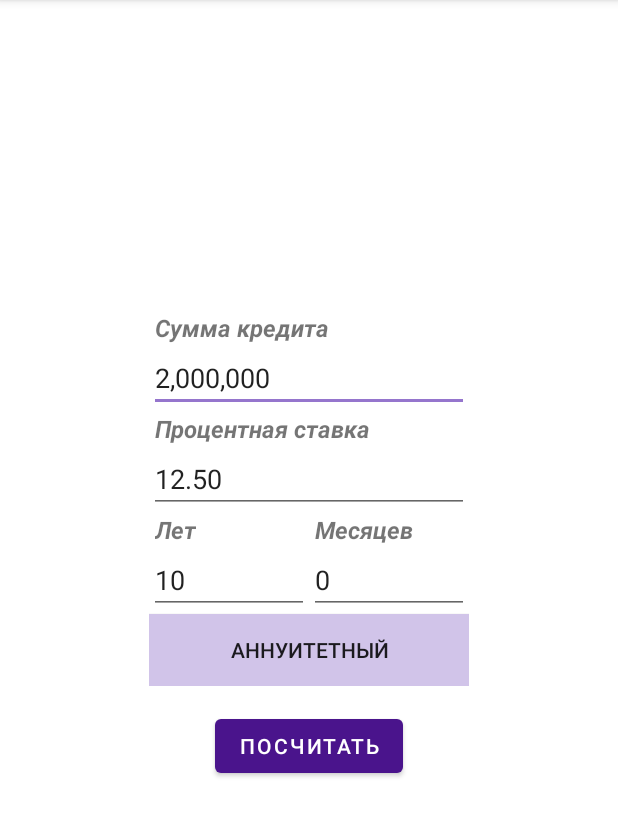
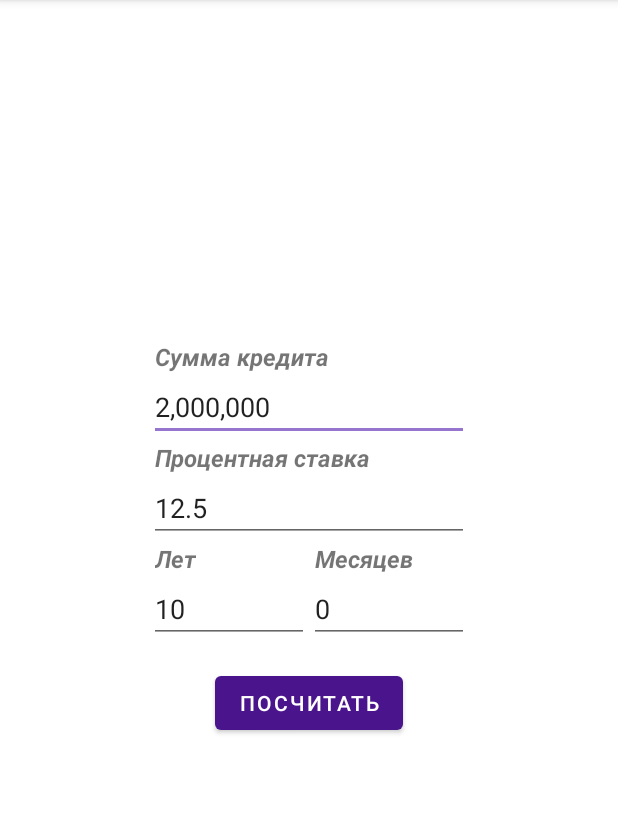
Before and after one commit to Vmbeshenov/Financial-Calculator, an Android app: the CreditActivity screen opened directly, with no data from a screen before it, on a phone screen of 412 x 824 dp, the part 84-921 px from its top. Run offline under Robolectric (Android 15) with nearby library versions, the phone set to English and light mode, and no system bars.

```diff
--- a/app/src/main/java/com/vmbeshenov/financialcalculator/CreditActivity.kt
+++ b/app/src/main/java/com/vmbeshenov/financialcalculator/CreditActivity.kt
@@ -5,10 +5,11 @@ import android.os.Bundle
 import android.support.v7.app.AppCompatActivity
 import android.view.View
 import android.widget.EditText
-import android.widget.ToggleButton
 import com.vmbeshenov.financialcalculator.NumberTextWatcher.Companion.getStringInView
 
 class CreditActivity : AppCompatActivity() {
+
+    private val credit = Credit()
 
     override fun onCreate(savedInstanceState: Bundle?) {
         super.onCreate(savedInstanceState)
@@ -16,27 +17,25 @@ class CreditActivity : AppCompatActivity() {
 
         val initialSumText = findViewById<EditText>(R.id.textInitialSumCredit)
         initialSumText.addTextChangedListener(NumberTextWatcher(initialSumText))
-        initialSumText.setText(R.string.credit_initial_sum)
+        initialSumText.setText(credit.initialSum.toLong().toString())
 
         val interestRateSumText = findViewById<EditText>(R.id.textInterestRateCredit)
-        interestRateSumText.setText(R.string.credit_interest_rate)
+        interestRateSumText.setText(credit.interestRate.toString())
 
         val yearText = findViewById<EditText>(R.id.textYearCredit)
-        yearText.setText(R.string.credit_year)
+        yearText.setText(credit.year.toString())
 
         val monthText = findViewById<EditText>(R.id.textMonthCredit)
-        monthText.setText(R.string.credit_month)
+        monthText.setText(credit.month.toString())
     }
 
     fun onClickCalculateCredit(view: View?) {
-        val credit = Credit()
-        credit.setInitialSum(getStringInView(findViewById<View>(R.id.textInitialSumCredit)))
-        credit.setInterestRate(getStringInView(findViewById<View>(R.id.textInterestRateCredit)))
-        credit.setYear(getStringInView(findViewById<View>(R.id.textYearCredit)))
-        credit.setMonth(getStringInView(findViewById<View>(R.id.textMonthCredit)))
+        credit.initialSum = getStringInView(findViewById(R.id.textInitialSumCredit)).toDouble()
+        credit.interestRate = getStringInView(findViewById(R.id.textInterestRateCredit)).toDouble()
+        credit.year = getStringInView(findViewById(R.id.textYearCredit)).toInt()
+        credit.month = getStringInView(findViewById(R.id.textMonthCredit)).toInt()
 
-        val annuityPaymentType = (findViewById<View>(R.id.TypePaymentCredit) as ToggleButton).isChecked
-        credit.calculateCredit(annuityPaymentType)
+        credit.calculateCredit()
 
         val intent = Intent(this, CreditResultActivity::class.java)
         intent.putExtra(Credit::class.java.simpleName, credit)
--- a/app/src/main/res/layout/activity_credit.xml
+++ b/app/src/main/res/layout/activity_credit.xml
@@ -103,16 +103,6 @@
                     app:layout_constraintStart_toStartOf="parent" />
             </android.support.constraint.ConstraintLayout>
         </LinearLayout>
-
-        <ToggleButton
-            android:id="@+id/TypePaymentCredit"
-            android:layout_width="match_parent"
-            android:layout_height="wrap_content"
-            android:background="#D1C4E9"
-            android:checked="true"
-            android:textOff="@string/credit_payment_type_differentiated"
-            android:textOn="@string/credit_payment_type_annuity" />
-
     </LinearLayout>
 
     <Button
--- a/app/src/main/res/values/strings.xml
+++ b/app/src/main/res/values/strings.xml
@@ -16,25 +16,13 @@
     <string name="deposit_profit_hint">Прибыль:</string>
     <string name="deposit_additional_sum_total_hint">Сумма доп. вложений:</string>
 
-    <string name="deposit_initial_sum">100000</string>
-    <string name="deposit_interest_rate">7.75</string>
-    <string name="deposit_year">5</string>
-    <string name="deposit_month">0</string>
-    <string name="deposit_additional_sum">0</string>
-
     <string name="credit_initial_sum_hint">Сумма кредита</string>
     <string name="credit_interest_rate_hint">Процентная ставка</string>
     <string name="credit_year_hint">Лет</string>
     <string name="credit_month_hint">Месяцев</string>
-    <string name="credit_payment_type_annuity">Аннуитетный</string>
-    <string name="credit_payment_type_differentiated">Дифференцированный</string>
     <string name="credit_button_calculate">Посчитать</string>
     <string name="credit_total_hint">Итого:</string>
     <string name="credit_interest_charge_hint">Плата за процент:</string>
     <string name="credit_monthly_installment_hint">Ежемесячный платеж:</string>
 
-    <string name="credit_initial_sum">2000000</string>
-    <string name="credit_interest_rate">12.50</string>
-    <string name="credit_year">10</string>
-    <string name="credit_month">0</string>
 </resources>
```
Also changed, not shown: app/src/main/java/com/vmbeshenov/financialcalculator/Credit.kt (+14 -39 lines), app/src/main/java/com/vmbeshenov/financialcalculator/Deposit.kt (+12 -29 lines), app/src/main/java/com/vmbeshenov/financialcalculator/DepositActivity.kt (+16 -13 lines), app/src/main/res/layout/activity_main.xml (+4 -4 lines).
